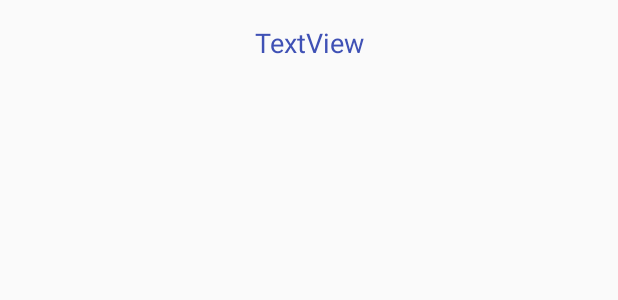
After one commit to LuisftSilva/First-Android-App, an Android app: the layout activity_display_message.xml on its own in the app's theme, with its tools: preview values and no code run, on a phone screen of 412 x 824 dp. The commit adds this screen. Shown: the top 300 px of the screen. Run offline under Robolectric (Android 15) with nearby library versions, the phone set to English and light mode, and no system bars.

Commit message:
Added return of the sent message in a second activity

```diff
--- /dev/null
+++ b/app/src/main/res/layout/activity_display_message.xml
@@ -0,0 +1,20 @@
+<?xml version="1.0" encoding="utf-8"?>
+<android.support.constraint.ConstraintLayout xmlns:android="http://schemas.android.com/apk/res/android"
+    xmlns:app="http://schemas.android.com/apk/res-auto"
+    xmlns:tools="http://schemas.android.com/tools"
+    android:layout_width="match_parent"
+    android:layout_height="match_parent"
+    tools:context="com.example.lfts.myfirstandroidapp.DisplayMessageActivity">
+
+    <TextView
+        android:id="@+id/textView"
+        android:layout_width="wrap_content"
+        android:layout_height="wrap_content"
+        android:layout_marginTop="16dp"
+        android:text="TextView"
+        android:textColor="@color/colorPrimary"
+        android:textSize="18sp"
+        app:layout_constraintLeft_toLeftOf="parent"
+        app:layout_constraintRight_toRightOf="parent"
+        app:layout_constraintTop_toTopOf="parent" />
+</android.support.constraint.ConstraintLayout>
```
Also changed, not shown: app/src/main/AndroidManifest.xml (+9 -0 lines), app/src/main/java/com/example/lfts/myfirstandroidapp/DisplayMessageActivity.java (added, +21 -0 lines), app/src/main/java/com/example/lfts/myfirstandroidapp/MainActivity.java (+17 -0 lines), app/src/main/res/layout/activity_main.xml (+4 -3 lines), app/src/main/res/values/strings.xml (+4 -4 lines).
